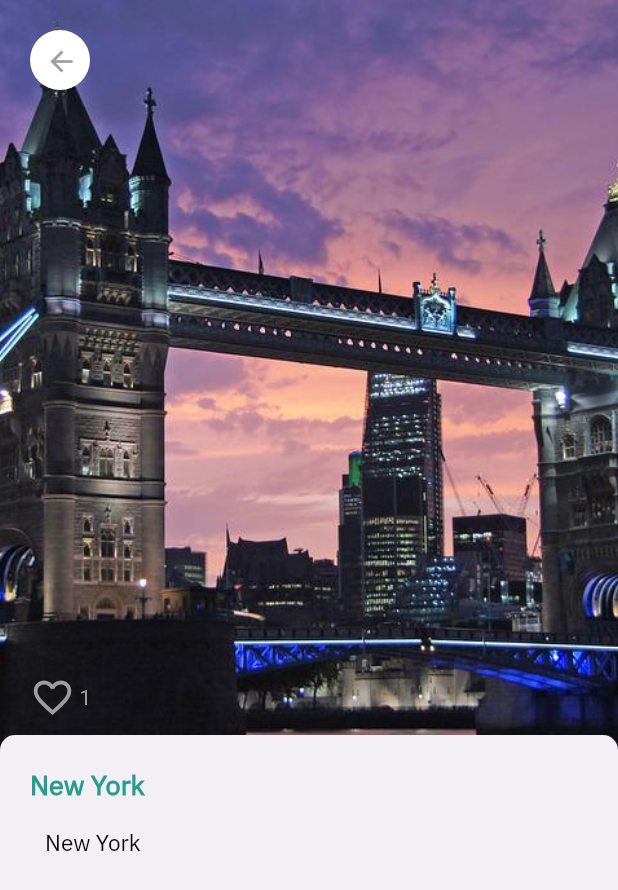
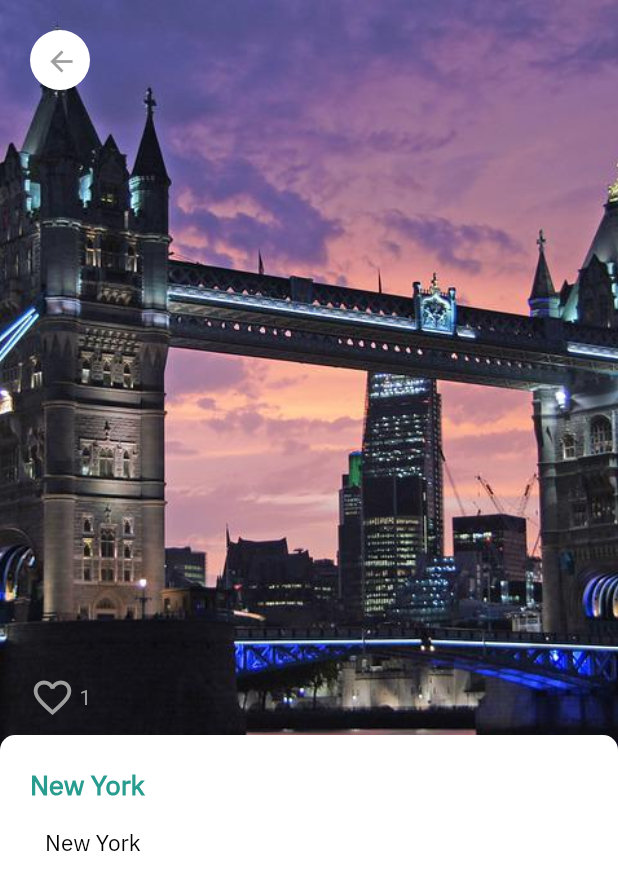
Before and after one commit to jittaphon/PaiTiew, a Flutter app: the MainScreen screen opened directly, after a tap on an icon or button, on a phone screen of 412 x 824 dp. Shown: the top 890 px of the screen. Run offline on Flutter 3.47's test engine with Material 2 defaults, Android fonts, the phone set to English and light mode, and no system bars; drawn by our look-alikes of like_button; our stand-ins replace geolocator, google_maps_flutter, image_picker; missing offline and left inert: comment_box, keyboard_visibility.

Commit message:
Edit color and ReadMe

```diff
--- a/lib/constant/constants.dart
+++ b/lib/constant/constants.dart
@@ -6,11 +6,11 @@ class Constants {
   static String appName = "Pai Tiew";
 
   //Colors for theme
-  static Color lightPrimary = const Color(0xfffcfcff);
+  static Color lightPrimary =  Colors.white;
   static Color darkPrimary = Colors.black;
   static Color lightAccent = const Color(0xff2FC4B2);
   static Color darkAccent = const Color(0xff117C6F);
-  static Color lightBG = const Color(0xffE5E5E5);
+  static Color lightBG = Colors.white;
   static Color darkBG = Colors.black;
   static Color ratingBG = Colors.yellow;
 
--- a/lib/pages/detail/detail.dart
+++ b/lib/pages/detail/detail.dart
@@ -181,7 +181,7 @@ class _DetailPageState extends State<DetailPage> {
                   margin: EdgeInsets.only(top: 490),
                   height: 500,
                   decoration: BoxDecoration(
-                    color: Color(0xfff3eff5),
+                    color: Colors.white,
                     borderRadius: BorderRadius.circular(10),
                   ),
                   child: Column(
--- a/lib/widget/poppular_card.dart
+++ b/lib/widget/poppular_card.dart
@@ -49,7 +49,7 @@ class PoppularPlaceCard extends StatelessWidget {
             children: [
               CircleAvatar(
                   radius: 20,
-                  backgroundColor: Colors.white.withOpacity(0.7),
+                  backgroundColor: Colors.white,
                   child: LikeButton(
                     size: 20,
                     circleSize: 12,
--- a/lib/widget/profile_menu.dart
+++ b/lib/widget/profile_menu.dart
@@ -19,7 +19,7 @@ class ProfileMenu extends StatelessWidget {
               padding: EdgeInsets.all(20),
               shape: RoundedRectangleBorder(
                   borderRadius: BorderRadius.circular(15)),
-              backgroundColor: Color(0xFFF5F6F9),
+              backgroundColor: Colors.white,
             ),
             onPressed: () {},
             child: Row(
```
Also changed, not shown: assets/images/readMe/1.jpg (added), assets/images/readMe/1.png (deleted), assets/images/readMe/2.jpg (added), assets/images/readMe/2.png (deleted), assets/images/readMe/3.jpg (added), assets/images/readMe/3.png (deleted), assets/images/readMe/4.jpg (added), assets/images/readMe/4.png (deleted), assets/images/readMe/5.jpg (added), assets/images/readMe/6.jpg (added), assets/images/readMe/7.jpg (added), 1 other file.
